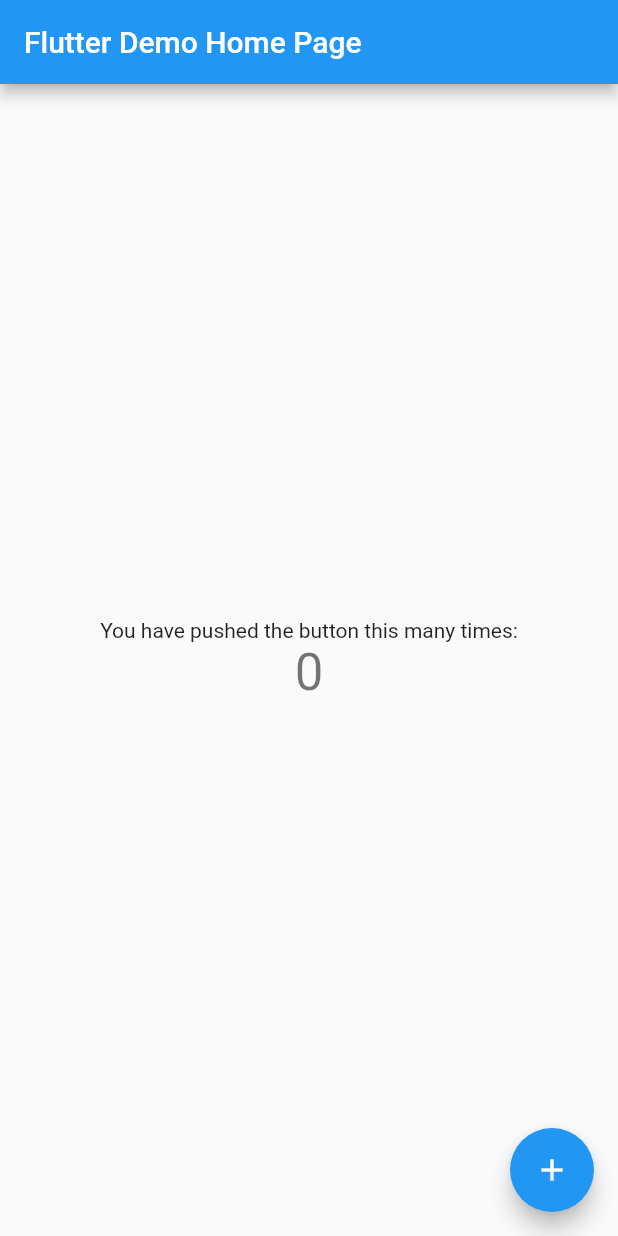
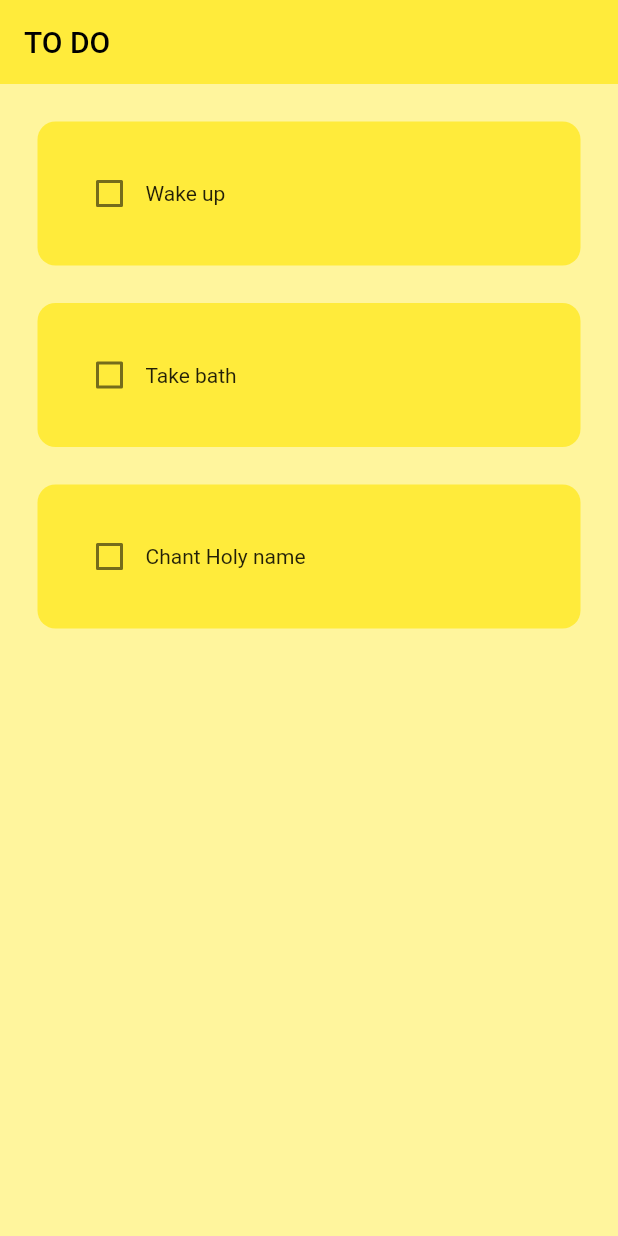
Before and after one commit to tilakpoudel/todo_app, a Flutter app: the screen it shows after launch, on a phone screen of 412 x 824 dp. Run offline on Flutter 3.47's test engine with Material 2 defaults, Android fonts, the phone set to English and light mode, and no system bars.

Commit message:
feat: add support to check and unchech task

```diff
--- a/lib/main.dart
+++ b/lib/main.dart
@@ -1,4 +1,5 @@
 import 'package:flutter/material.dart';
+import 'pages/home_page.dart';
 
 void main() {
   runApp(const MyApp());
@@ -11,105 +12,9 @@ class MyApp extends StatelessWidget {
   @override
   Widget build(BuildContext context) {
     return MaterialApp(
-      title: 'Flutter Demo',
-      theme: ThemeData(
-        // This is the theme of your application.
-        //
-        // Try running your application with "flutter run". You'll see the
-        // application has a blue toolbar. Then, without quitting the app, try
-        // changing the primarySwatch below to Colors.green and then invoke
-        // "hot reload" (press "r" in the console where you ran "flutter run",
-        // or simply save your changes to "hot reload" in a Flutter IDE).
-        // Notice that the counter didn't reset back to zero; the application
-        // is not restarted.
-        primarySwatch: Colors.blue,
-      ),
-      home: const MyHomePage(title: 'Flutter Demo Home Page'),
+      debugShowCheckedModeBanner: false,
+      home: const HomePage(),
+      theme: ThemeData(primarySwatch: Colors.yellow),
     );
   }
 }
-
-class MyHomePage extends StatefulWidget {
-  const MyHomePage({super.key, required this.title});
-
-  // This widget is the home page of your application. It is stateful, meaning
-  // that it has a State object (defined below) that contains fields that affect
-  // how it looks.
-
-  // This class is the configuration for the state. It holds the values (in this
-  // case the title) provided by the parent (in this case the App widget) and
-  // used by the build method of the State. Fields in a Widget subclass are
-  // always marked "final".
-
-  final String title;
-
-  @override
-  State<MyHomePage> createState() => _MyHomePageState();
-}
-
-class _MyHomePageState extends State<MyHomePage> {
-  int _counter = 0;
-
-  void _incrementCounter() {
-    setState(() {
-      // This call to setState tells the Flutter framework that something has
-      // changed in this State, which causes it to rerun the build method below
-      // so that the display can reflect the updated values. If we changed
-      // _counter without calling setState(), then the build method would not be
-      // called again, and so nothing would appear to happen.
-      _counter++;
-    });
-  }
-
-  @override
-  Widget build(BuildContext context) {
-    // This method is rerun every time setState is called, for instance as done
-    // by the _incrementCounter method above.
-    //
-    // The Flutter framework has been optimized to make rerunning build methods
-    // fast, so that you can just rebuild anything that needs updating rather
-    // than having to individually change instances of widgets.
-    return Scaffold(
-      appBar: AppBar(
-        // Here we take the value from the MyHomePage object that was created by
-        // the App.build method, and use it to set our appbar title.
-        title: Text(widget.title),
-      ),
-      body: Center(
-        // Center is a layout widget. It takes a single child and positions it
-        // in the middle of the parent.
-        child: Column(
-          // Column is also a layout widget. It takes a list of children and
-          // arranges them vertically. By default, it sizes itself to fit its
-          // children horizontally, and tries to be as tall as its parent.
-          //
-          // Invoke "debug painting" (press "p" in the console, choose the
-          // "Toggle Debug Paint" action from the Flutter Inspector in Android
-          // Studio, or the "Toggle Debug Paint" command in Visual Studio Code)
-          // to see the wireframe for each widget.
-          //
-          // Column has various properties to control how it sizes itself and
-          // how it positions its children. Here we use mainAxisAlignment to
-          // center the children vertically; the main axis here is the vertical
-          // axis because Columns are vertical (the cross axis would be
-          // horizontal).
-          mainAxisAlignment: MainAxisAlignment.center,
-          children: <Widget>[
-            const Text(
-              'You have pushed the button this many times:',
-            ),
-            Text(
-              '$_counter',
-              style: Theme.of(context).textTheme.headline4,
-            ),
-          ],
-        ),
-      ),
-      floatingActionButton: FloatingActionButton(
-        onPressed: _incrementCounter,
-        tooltip: 'Increment',
-        child: const Icon(Icons.add),
-      ), // This trailing comma makes auto-formatting nicer for build methods.
-    );
-  }
-}
--- /dev/null
+++ b/lib/pages/home_page.dart
@@ -0,0 +1,46 @@
+import 'package:flutter/material.dart';
+import 'package:todo_app/util/todo_tile.dart';
+
+class HomePage extends StatefulWidget {
+  const HomePage({super.key});
+
+  @override
+  State<HomePage> createState() => _HomePageState();
+}
+
+class _HomePageState extends State<HomePage> {
+  // list of todo
+  List todoList = [
+    ["Wake up", false],
+    ["Take bath", false],
+    ["Chant Holy name", false],
+  ];
+
+  // checkbox was tapped
+  void checkBoxChanged(bool? value, int index) {
+    setState(() {
+      todoList[index][1] = !todoList[index][1];
+    });
+  }
+
+  @override
+  Widget build(BuildContext context) {
+    return Scaffold(
+      appBar: AppBar(
+        title: const Text("TO DO"),
+        elevation: 0,
+      ),
+      backgroundColor: Colors.yellow[200],
+      body: ListView.builder(
+        itemCount: todoList.length,
+        itemBuilder: ((context, index) {
+          return ToDoTile(
+            taskName: todoList[index][0],
+            taskCompleted: todoList[index][1],
+            onChanged: (value) => checkBoxChanged(value, index),
+          );
+        }),
+      ),
+    );
+  }
+}
--- /dev/null
+++ b/lib/util/todo_tile.dart
@@ -0,0 +1,47 @@
+import 'package:flutter/material.dart';
+
+class ToDoTile extends StatelessWidget {
+  final String taskName;
+  final bool taskCompleted;
+  final Function(bool?)? onChanged;
+
+  const ToDoTile({
+    super.key,
+    required this.taskName,
+    required this.taskCompleted,
+    required this.onChanged,
+  });
+
+  @override
+  Widget build(BuildContext context) {
+    return Padding(
+      padding: const EdgeInsets.only(left: 25.0, right: 25.0, top: 25),
+      child: Container(
+        padding: const EdgeInsets.all(24),
+        decoration: BoxDecoration(
+          color: Colors.yellow,
+          borderRadius: BorderRadius.circular(12),
+        ),
+        child: Row(
+          children: [
+            // checkbox
+            Checkbox(
+              value: taskCompleted,
+              onChanged: onChanged,
+              activeColor: Colors.black,
+            ),
+            // task name
+            Text(
+              taskName,
+              style: TextStyle(
+                decoration: taskCompleted
+                    ? TextDecoration.lineThrough
+                    : TextDecoration.none,
+              ),
+            ),
+          ],
+        ),
+      ),
+    );
+  }
+}
```
